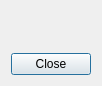
Qt form src/aboutdialog.ui (KDAB/hotspot) before a commit.
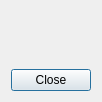
The same form after that commit.

Commit message:
Improve look of about dialog
Don't use huge icon sizes, scale down images to something reasonable.
Also add margins around icons.

Diff of the .ui file:
```diff
--- a/src/aboutdialog.ui
+++ b/src/aboutdialog.ui
@@ -7,7 +7,7 @@
     <x>0</x>
     <y>0</y>
     <width>96</width>
-    <height>86</height>
+    <height>102</height>
    </rect>
   </property>
   <layout class="QGridLayout" name="gridLayout">
@@ -57,6 +57,9 @@
      <property name="alignment">
       <set>Qt::AlignLeading|Qt::AlignLeft|Qt::AlignTop</set>
      </property>
+     <property name="margin">
+      <number>10</number>
+     </property>
     </widget>
    </item>
    <item row="2" column="0" colspan="2">
```
The commit also changes 1 other file.
